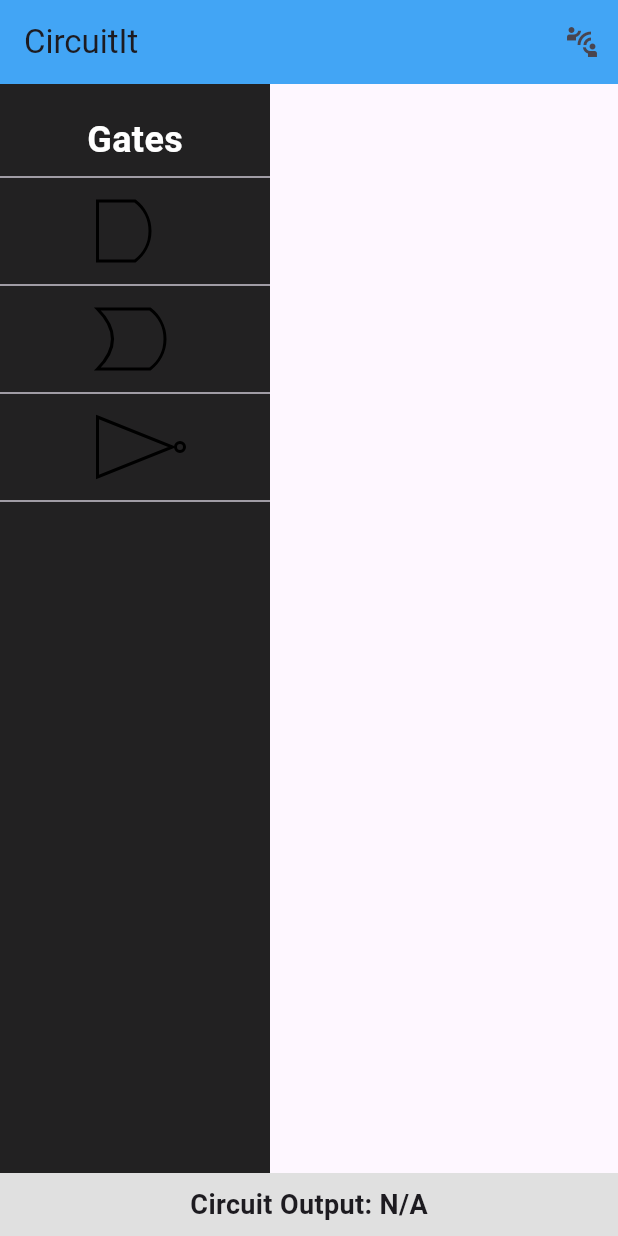
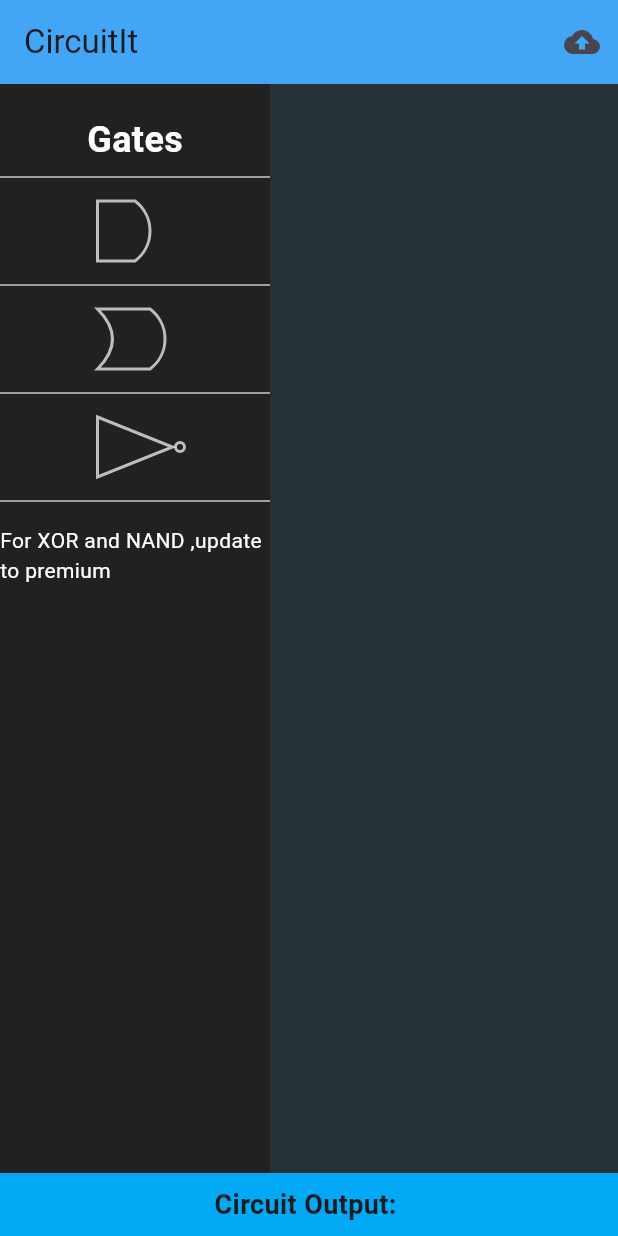
Before and after one commit to Nick8-design/graphics-assignment, a Flutter app: the screen it shows after launch, on a phone screen of 412 x 824 dp. Run offline on Flutter 3.47's test engine with Material 3 defaults, Android fonts, the phone set to English and light mode, and no system bars.

Commit message:
"adjustments"

```diff
--- a/lib/main.dart
+++ b/lib/main.dart
@@ -8,6 +8,8 @@ void main() {
   runApp(MyApp());
 }
 
+
+///entry class
 class MyApp extends StatelessWidget {
   @override
   Widget build(BuildContext context) {
@@ -18,6 +20,7 @@ class MyApp extends StatelessWidget {
   }
 }
 
+///mainscreen
 class CircuitDesignerScreen extends StatefulWidget {
   const CircuitDesignerScreen({super.key});
 
@@ -26,8 +29,15 @@ class CircuitDesignerScreen extends StatefulWidget {
 }
 
 class _CircuitDesignerScreenState extends State<CircuitDesignerScreen> {
+
+//store list of gates models each having (type,position,inputv,outv)
   List<Gate> gates = [];
+
+
+//store lines having start and end position
   List<Connection> connections = [];
+
+
   int labelCounter = 0;
 
   void addGate(GateType type, Offset position) {
@@ -85,7 +95,7 @@ class _CircuitDesignerScreenState extends State<CircuitDesignerScreen> {
                 );
 
               },
-              icon: Icon(Icons.connect_without_contact_outlined)
+              icon: Icon(Icons.cloud_upload)
           ),
         ],
 
@@ -112,11 +122,14 @@ class _CircuitDesignerScreenState extends State<CircuitDesignerScreen> {
                       ),
 Divider(),
                       SizedBox(height: 8,),
+
                       Draggable<GateType>(
                         data: GateType.and,
                         feedback: GateWidget(GateType.and),
                         child: GateWidget(GateType.and),
                       ),
+
+
                       SizedBox(height: 8,),
                       Divider(),
                       SizedBox(height: 8,),
@@ -138,30 +151,54 @@ Divider(),
                       SizedBox(height: 8,),
                       Divider(),
                       SizedBox(height: 8,),
+                      Text(
+                          "For XOR and NAND ,update to premium",
+                          style: TextStyle(
+                            fontWeight: FontWeight.normal,
+                            fontSize: 14,
+                            color: CupertinoColors.white,
+                          )
+                      ),
+
                     ],
                   ),
                 ),
                 Expanded(
-                  child: DragTarget<GateType>(
+                  child:
+
+                        //ListView(
+                         // scrollDirection: Axis.horizontal,
+                        //  children: [
+                            Container(
+                              color: Colors.blueGrey[900],
+                              child:  DragTarget<GateType>(
                                 onAcceptWithDetails: (details) {
                                   addGate(details.data, details.offset);
                                 },
                                 builder: (context, candidateData, rejectedData) {
                                   return Stack(
                                     children: [
+
                                       CircuitCanvas(
                                         gates: gates,
                                         connections: connections,
+
+
+
                                         onConnectionAdded: (start, end) {
                                           setState(() {
                                             connections.add(Connection(start: start, end: end));
                                             propagateSignal();
                                           });
                                         },
+
+
                                         onConnectionRemoved: (connection) {
                                           setState(() {
                                             connections.remove(connection);
                                           });
+
+
                                         },
                                       ),
                                       Positioned(
@@ -172,13 +209,22 @@ Divider(),
                                             return Row(
                                               mainAxisSize: MainAxisSize.min,
                                               children: [
-                                    Text("${gate.type}"),
+                                                Text(
+                                                  "${gate.type}  ",
+                                                  style: TextStyle(
+                                                    color: Colors.white
+                                                  ),
+                                                ),
                                                 for (int i = 0; i < gate.inputValues.length; i++)
                                                   DropdownButton<int>(
                                                     value: gate.inputValues[i],
                                                     items: [
-                                          DropdownMenuItem(value: 0, child: Text("0")),
-                                          DropdownMenuItem(value: 1, child: Text("1")),
+                                                      DropdownMenuItem(value: 0, child: Text("0" ,style: TextStyle(
+                                            color: Colors.white60
+                                            ),)),
+                                                      DropdownMenuItem(value: 1, child: Text("1", style: TextStyle(
+                                                          color: Colors.white60
+                                                      ),)),
                                                     ],
                                                     onChanged: (value) {
                                                       if (value != null) updateGateInput(gate, i, value);
@@ -194,17 +240,27 @@ Divider(),
                                 },
                               ),
                             ),
+
+                     //     ],
+                    //    )
+
+
+
+
+
+
+                ),
               ],
             ),
           ),
           Container(
             padding: EdgeInsets.all(8),
-            color: Colors.grey[300],
+            color: Colors.lightBlue,
             child: Row(
               mainAxisAlignment: MainAxisAlignment.center,
               children: [
                 Text(
-                  "Circuit Output: ${gates.isNotEmpty ? gates.last.outputValue : "N/A"}",
+                  "Circuit Output: ${gates.isNotEmpty ? gates.last.outputValue : ""}",
                   style: TextStyle(fontSize: 18, fontWeight: FontWeight.bold),
                 ),
               ],
@@ -224,7 +280,10 @@ class GateWidget extends StatelessWidget {
   Widget build(BuildContext context) {
     return CustomPaint(
       painter: GatePainter(type),
-      child: Container(width: 50, height: 40),
+      child: Container(
+          width: 50,
+          height: 40,
+      ),
     );
   }
 }
--- a/lib/models/gate_painter.dart
+++ b/lib/models/gate_painter.dart
@@ -1,4 +1,3 @@
-
 import 'package:flutter/material.dart';
 import 'models.dart';
 
@@ -10,7 +9,7 @@ class GatePainter extends CustomPainter {
   @override
   void paint(Canvas canvas, Size size) {
     final paint = Paint()
-      ..color = Colors.black
+      ..color = Colors.white70
       ..strokeWidth = 2
       ..style = PaintingStyle.stroke;
 
```
Also changed, not shown: lib/models/circuit_canvas.dart (+42 -11 lines), lib/models/models.dart (+19 -2 lines). Lines whose indentation alone changed are shown as unchanged.
